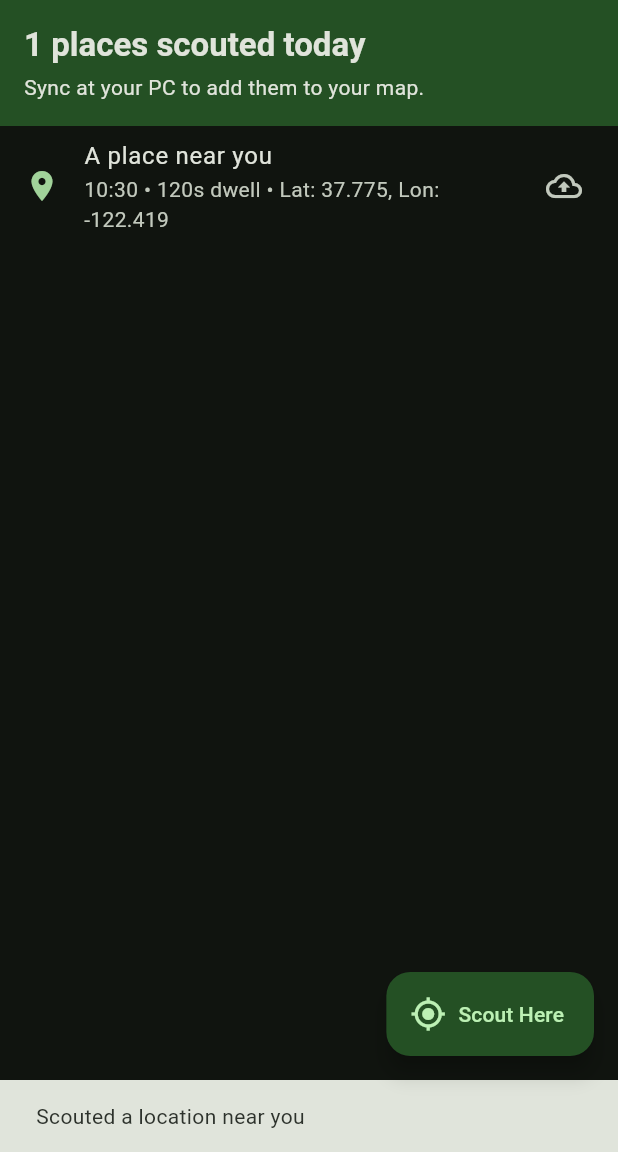
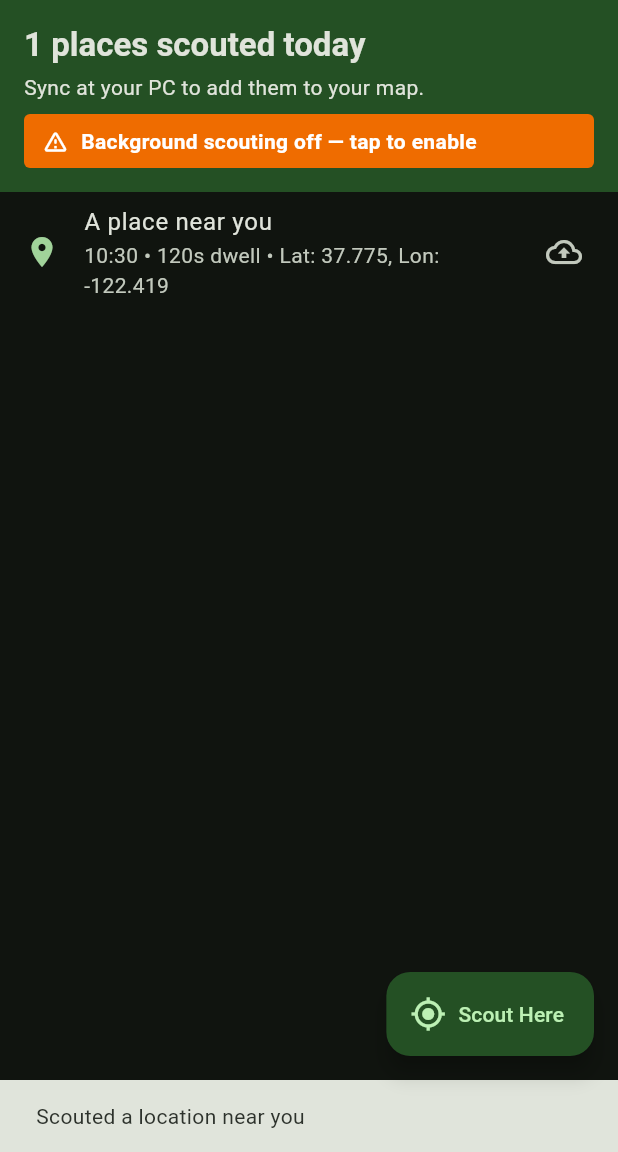
Before and after one commit to yelouis/tenth_spring, a Flutter app: the screen it shows after launch, after a tap on "Scout Here", on a phone screen of 412 x 824 dp, the part 84-1236 px from its top. Run offline on Flutter 3.47's test engine with Material 3 defaults, Android fonts, the phone set to English and light mode, and no system bars; our stand-ins replace drift, geolocator; accounts and stored records are empty; generated files the repository leaves out were written again.

Commit message:
feat: implement background permission flow and scout ledger status banner (F9)
Add isBackgroundPermissionGranted() and requestBackgroundPermission() to OsLocationSource. Display non-blocking 'Background scouting off — tap to enable' status banner in ScoutLedgerScreen that routes to app settings via Geolocator.openAppSettings(). Update documentation and Definition of Done.

```diff
--- a/companion/lib/capture/os_location_source.dart
+++ b/companion/lib/capture/os_location_source.dart
@@ -76,10 +76,13 @@ class OsLocationSource implements LocationSource {
           'Location permissions are permanently denied, cannot request permissions.');
     }
 
-    // Step 2: Staged request - if whileInUse granted, attempt background request (Always)
+    // Step 2: Staged request - if whileInUse granted, check if always is granted
     if (permission == LocationPermission.whileInUse) {
       try {
-        permission = await Geolocator.requestPermission();
+        if (defaultTargetPlatform == TargetPlatform.iOS ||
+            defaultTargetPlatform == TargetPlatform.macOS) {
+          permission = await Geolocator.requestPermission();
+        }
       } catch (_) {
         // Fallback: If background permission is declined, app continues operating in WhileInUse mode
       }
@@ -102,6 +105,26 @@ class OsLocationSource implements LocationSource {
     });
   }
 
+  Future<bool> isBackgroundPermissionGranted() async {
+    final permission = await Geolocator.checkPermission();
+    return permission == LocationPermission.always;
+  }
+
+  Future<bool> requestBackgroundPermission() async {
+    final permission = await Geolocator.checkPermission();
+    if (permission == LocationPermission.whileInUse) {
+      if (defaultTargetPlatform == TargetPlatform.android) {
+        await Geolocator.openAppSettings();
+        final newPermission = await Geolocator.checkPermission();
+        return newPermission == LocationPermission.always;
+      } else {
+        final newPermission = await Geolocator.requestPermission();
+        return newPermission == LocationPermission.always;
+      }
+    }
+    return permission == LocationPermission.always;
+  }
+
   @override
   Future<void> stop() async {
     await _positionSubscription?.cancel();
--- a/companion/lib/ui/scout_ledger_screen.dart
+++ b/companion/lib/ui/scout_ledger_screen.dart
@@ -2,6 +2,7 @@ import 'dart:async';
 import 'package:flutter/material.dart';
 import '../capture/detector.dart';
 import '../capture/location_source.dart';
+import '../capture/os_location_source.dart';
 import '../outbox/database.dart';
 
 class ScoutLedgerScreen extends StatefulWidget {
@@ -20,8 +21,10 @@ class ScoutLedgerScreen extends StatefulWidget {
   State<ScoutLedgerScreen> createState() => _ScoutLedgerScreenState();
 }
 
-class _ScoutLedgerScreenState extends State<ScoutLedgerScreen> {
+class _ScoutLedgerScreenState extends State<ScoutLedgerScreen>
+    with WidgetsBindingObserver {
   bool _isScoutingPaused = false;
+  bool _isBackgroundScoutingEnabled = true;
   List<VisitOutboxItem> _visits = [];
   late VisitCorridorDetector _detector;
   LocationSource? _locationSource;
@@ -33,8 +36,28 @@ class _ScoutLedgerScreenState extends State<ScoutLedgerScreen> {
   @override
   void initState() {
     super.initState();
+    WidgetsBinding.instance.addObserver(this);
     _refreshLedger();
     _initCapturePipeline();
+  }
+
+  @override
+  void didChangeAppLifecycleState(AppLifecycleState state) {
+    if (state == AppLifecycleState.resumed) {
+      _checkBackgroundPermission();
+    }
+  }
+
+  Future<void> _checkBackgroundPermission() async {
+    if (_locationSource is OsLocationSource) {
+      final granted = await (_locationSource as OsLocationSource)
+          .isBackgroundPermissionGranted();
+      if (mounted) {
+        setState(() {
+          _isBackgroundScoutingEnabled = granted;
+        });
+      }
+    }
   }
 
   void _initCapturePipeline() {
@@ -42,6 +65,8 @@ class _ScoutLedgerScreenState extends State<ScoutLedgerScreen> {
     _locationSource = widget.locationSource;
 
     if (_locationSource != null) {
+      _checkBackgroundPermission();
+
       _visitSub = _detector.visitStream.listen((visit) async {
         await widget.database.insertVisit(
           kind: 'visit',
@@ -77,6 +102,7 @@ class _ScoutLedgerScreenState extends State<ScoutLedgerScreen> {
 
   @override
   void dispose() {
+    WidgetsBinding.instance.removeObserver(this);
     _fixSub?.cancel();
     _visitSub?.cancel();
     _corridorSub?.cancel();
@@ -109,6 +135,18 @@ class _ScoutLedgerScreenState extends State<ScoutLedgerScreen> {
       ScaffoldMessenger.of(context).showSnackBar(
         const SnackBar(content: Text('Scouted a location near you')),
       );
+    }
+  }
+
+  Future<void> _enableBackgroundScouting() async {
+    if (_locationSource is OsLocationSource) {
+      final granted = await (_locationSource as OsLocationSource)
+          .requestBackgroundPermission();
+      if (mounted) {
+        setState(() {
+          _isBackgroundScoutingEnabled = granted;
+        });
+      }
     }
   }
 
@@ -178,6 +216,35 @@ class _ScoutLedgerScreenState extends State<ScoutLedgerScreen> {
                     ),
                   ),
                 ],
+                if (!_isBackgroundScoutingEnabled && !_isScoutingPaused) ...[
+                  const SizedBox(height: 8),
+                  InkWell(
+                    onTap: _enableBackgroundScouting,
+                    child: Container(
+                      padding: const EdgeInsets.symmetric(
+                          horizontal: 12, vertical: 8),
+                      decoration: BoxDecoration(
+                        color: Colors.orange.shade800,
+                        borderRadius: BorderRadius.circular(4),
+                      ),
+                      child: const Row(
+                        children: [
+                          Icon(Icons.warning_amber_rounded,
+                              color: Colors.white, size: 18),
+                          SizedBox(width: 8),
+                          Expanded(
+                            child: Text(
+                              'Background scouting off — tap to enable',
+                              style: TextStyle(
+                                  color: Colors.white,
+                                  fontWeight: FontWeight.w600),
+                            ),
+                          ),
+                        ],
+                      ),
+                    ),
+                  ),
+                ],
               ],
             ),
           ),
```
Also changed, not shown: 2 other files.
